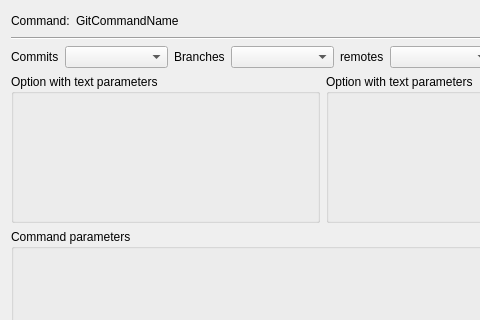
Qt form ui/guifycommand.ui (bainonline/teamgit) before a commit; both pictures show x 0 to 480 and y 0 to 320 of the 645 by 443 pixel window.
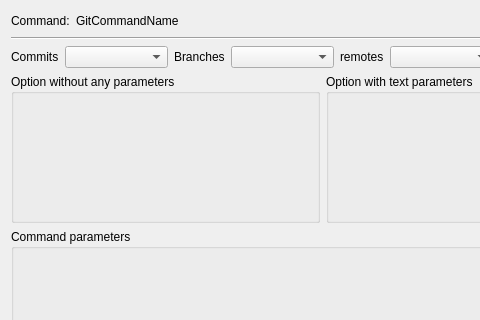
The same form after that commit.

Commit message: guifydialogui: Fixed a groupbox title

```diff
--- a/ui/guifycommand.ui
+++ b/ui/guifycommand.ui
@@ -158,7 +158,7 @@
         </sizepolicy>
        </property>
        <property name="title" >
-        <string>Option with text parameters</string>
+        <string>Option without any parameters</string>
        </property>
        <layout class="QVBoxLayout" name="verticalLayout_3" >
         <item>
```
